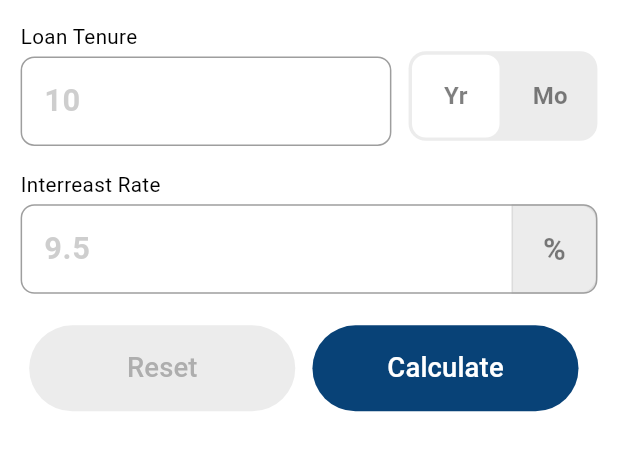
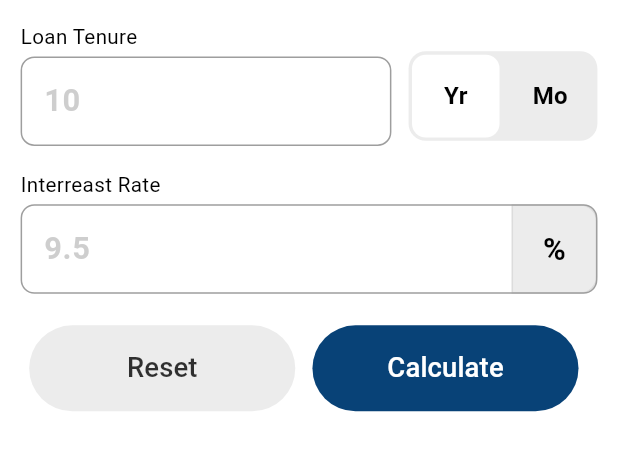
Before and after one commit to jaydipnasit-oceanmtech/bmi_caclulator, a Flutter app: the EmiCalculatorScreen widget shown alone on an empty page, opened directly, on a phone screen of 412 x 824 dp. Shown: the part 231-682 px from the top of the screen. Run offline on Flutter 3.47's test engine with Material 2 defaults, Android fonts, the phone set to English and light mode, and no system bars; our stand-ins replace equatable, flutter_bloc, flutter_screenutil, get_it; statements that could not run were skipped.

Commit message:
changing added
changing added

```diff
--- a/lib/features/bmi_count/presentation/view/emi_calculator/emi_calculator_widget.dart
+++ b/lib/features/bmi_count/presentation/view/emi_calculator/emi_calculator_widget.dart
@@ -161,7 +161,7 @@ abstract class EmiCalculatorWidget extends State<EmiCalculatorScreen> {
             withOpacity: 0.2,
             text: Text(
               "%",
-              style: TextStyle(fontWeight: FontWeight.w700, color: Colors.black.withOpacity(0.5), fontSize: 18.sp),
+              style: TextStyle(fontWeight: FontWeight.w700, color: Colors.black, fontSize: 18.sp),
             ),
           ),
         ),
@@ -177,7 +177,7 @@ abstract class EmiCalculatorWidget extends State<EmiCalculatorScreen> {
                 emiCountCubit.isShowResult(isShowData: false);
               },
               text: "Reset",
-              textColors: Colors.grey.withOpacity(0.8),
+              textColors: Colors.black.withOpacity(0.8),
             ),
             commonButton(
               bgColor: const Color(0XFF084277),
@@ -226,7 +226,7 @@ abstract class EmiCalculatorWidget extends State<EmiCalculatorScreen> {
           style: TextStyle(
             fontSize: 14.sp,
             fontWeight: FontWeight.w700,
-            color: Colors.black.withOpacity(0.5),
+            color: Colors.black,
           ),
         ),
       ),
```
